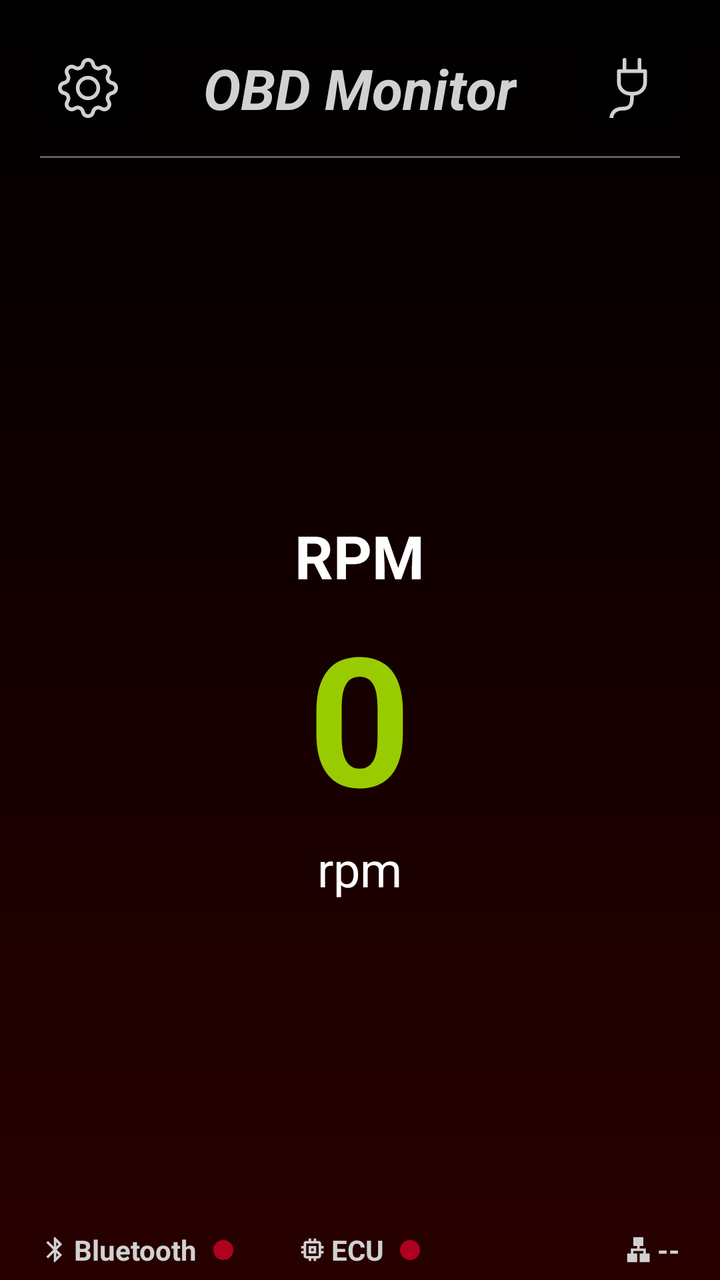
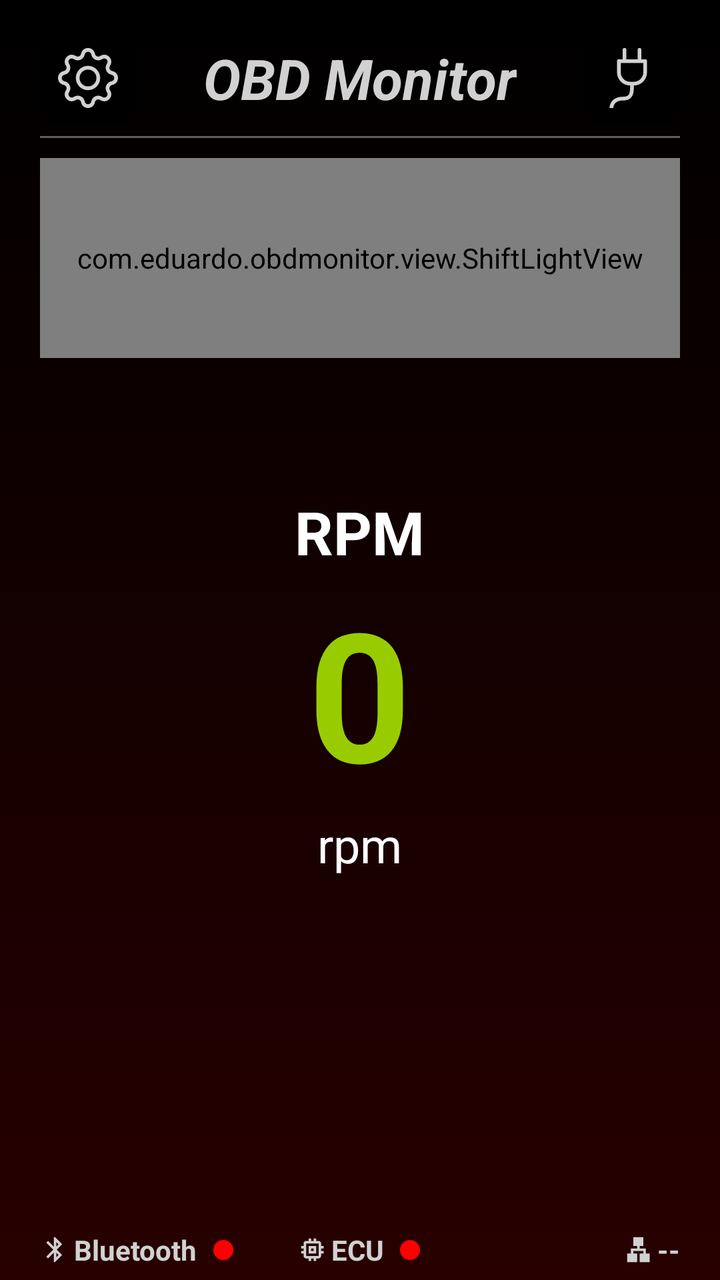

Two renders of the same Android screen: before a commit and after it. Below are the layout's source before the change and the commit's diff.
<!-- AndroidManifest.xml: application theme Theme.OBDMonitor -->
<!-- res/layout/activity_dashboard.xml -->
<?xml version="1.0" encoding="utf-8"?>
<androidx.core.widget.NestedScrollView xmlns:android="http://schemas.android.com/apk/res/android"
    xmlns:app="http://schemas.android.com/apk/res-auto"
    xmlns:tools="http://schemas.android.com/tools"
    android:layout_width="match_parent"
    android:layout_height="match_parent"
    android:fillViewport="true">

    <androidx.constraintlayout.widget.ConstraintLayout
        android:id="@+id/main"
        android:layout_width="match_parent"
        android:layout_height="match_parent"
        android:background="@drawable/background"
        tools:context=".ui.DashboardActivity">

        <androidx.constraintlayout.widget.ConstraintLayout
            android:id="@+id/containerHeader"
            android:layout_width="match_parent"
            android:layout_height="wrap_content"
            android:layout_margin="20dp"
            android:gravity="center_vertical"
            android:orientation="horizontal"
            app:layout_constraintEnd_toEndOf="parent"
            app:layout_constraintStart_toStartOf="parent"
            app:layout_constraintTop_toTopOf="parent">

            <androidx.appcompat.widget.AppCompatImageButton
                android:id="@+id/btnSettings"
                style="@style/SettingsButtonComponent"
                app:layout_constraintBottom_toBottomOf="parent"
                app:layout_constraintStart_toStartOf="parent"
                app:layout_constraintTop_toTopOf="parent" />

            <TextView
                android:id="@+id/txtTitle"
                android:layout_width="wrap_content"
                android:layout_height="wrap_content"
                android:text="@string/obd_monitor"
                android:textColor="?attr/colorOnPrimary"
                android:textSize="28sp"
                android:textStyle="bold|italic"
                app:layout_constraintBottom_toBottomOf="parent"
                app:layout_constraintEnd_toEndOf="parent"
                app:layout_constraintStart_toStartOf="parent"
                app:layout_constraintTop_toTopOf="parent" />

            <androidx.appcompat.widget.AppCompatImageButton
                android:id="@+id/btnConnect"
                style="@style/ConnectButtonComponent"
                app:layout_constraintBottom_toBottomOf="parent"
                app:layout_constraintEnd_toEndOf="parent"
                app:layout_constraintTop_toTopOf="parent" />
        </androidx.constraintlayout.widget.ConstraintLayout>

        <View
            android:layout_width="0dp"
            android:layout_height="1dp"
            android:layout_marginStart="20dp"
            android:layout_marginTop="10dp"
            android:layout_marginEnd="20dp"
            android:background="@drawable/divider"
            app:layout_constraintEnd_toEndOf="parent"
            app:layout_constraintStart_toStartOf="parent"
            app:layout_constraintTop_toBottomOf="@id/containerHeader" />

        <FrameLayout
            android:id="@+id/containerDashboard"
            android:layout_width="0dp"
            android:layout_height="0dp"
            android:layout_margin="20dp"
            app:layout_constraintBottom_toBottomOf="parent"
            app:layout_constraintEnd_toEndOf="parent"
            app:layout_constraintStart_toStartOf="parent"
            app:layout_constraintTop_toBottomOf="@id/containerHeader">

            <LinearLayout
                android:layout_width="match_parent"
                android:layout_height="match_parent"
                android:gravity="center"
                android:orientation="vertical">

                <TextView
                    android:id="@+id/txtRpmLabel"
                    android:layout_width="wrap_content"
                    android:layout_height="wrap_content"
                    android:text="RPM"
                    android:textColor="@android:color/white"
                    android:textSize="30sp"
                    android:textStyle="bold" />

                <TextView
                    android:id="@+id/txtRpm"
                    android:layout_width="wrap_content"
                    android:layout_height="wrap_content"
                    android:text="0"
                    android:textColor="@android:color/holo_green_light"
                    android:textSize="90sp"
                    android:textStyle="bold" />

                <TextView
                    android:id="@+id/txtRpmUnit"
                    android:layout_width="wrap_content"
                    android:layout_height="wrap_content"
                    android:text="rpm"
                    android:textColor="@android:color/white"
                    android:textSize="24sp" />

            </LinearLayout>
        </FrameLayout>

        <LinearLayout
            android:id="@+id/containerStatus"
            android:layout_width="0dp"
            android:layout_height="20dp"
            android:layout_marginStart="20dp"
            android:layout_marginEnd="20dp"
            android:layout_marginBottom="5dp"
            android:gravity="center_vertical"
            android:orientation="horizontal"
            app:layout_constraintBottom_toBottomOf="parent"
            app:layout_constraintEnd_toEndOf="parent"
            app:layout_constraintStart_toStartOf="parent">

            <ImageView
                android:id="@+id/imgBluetooth"
                android:layout_width="15dp"
                android:layout_height="15dp"
                android:contentDescription="@null"
                android:src="@drawable/ic_bluetooth" />

            <TextView
                android:id="@+id/txtBluetooth"
                android:layout_width="wrap_content"
                android:layout_height="wrap_content"
                android:layout_marginStart="2dp"
                android:text="@string/bluetooth"
                android:textColor="?attr/colorOnPrimary"
                android:textStyle="bold" />

            <View
                android:id="@+id/viewBluetooth"
                android:layout_width="10dp"
                android:layout_height="10dp"
                android:layout_marginStart="8dp"
                android:background="@drawable/status_off" />

            <Space
                android:layout_width="32dp"
                android:layout_height="1dp" />

            <ImageView
                android:id="@+id/imgMemory"
                android:layout_width="15dp"
                android:layout_height="15dp"
                android:contentDescription="@null"
                android:src="@drawable/ic_memory" />

            <TextView
                android:id="@+id/txtEcu"
                android:layout_width="wrap_content"
                android:layout_height="wrap_content"
                android:layout_marginStart="2dp"
                android:text="@string/ecu"
                android:textColor="?attr/colorOnPrimary"
                android:textStyle="bold" />

            <View
                android:id="@+id/viewEcu"
                android:layout_width="10dp"
                android:layout_height="10dp"
                android:layout_marginStart="8dp"
                android:background="@drawable/status_off" />

            <Space
                android:layout_width="32dp"
                android:layout_height="1dp" />

            <LinearLayout
                android:layout_width="0dp"
                android:layout_height="wrap_content"
                android:layout_weight="1"
                android:gravity="end|center_vertical"
                android:orientation="horizontal"
                tools:ignore="UseCompoundDrawables">

                <ImageView
                    android:id="@+id/imgLan"
                    android:layout_width="15dp"
                    android:layout_height="15dp"
                    android:contentDescription="@null"
                    android:src="@drawable/ic_lan" />

                <TextView
                    android:id="@+id/txtProtocol"
                    android:layout_width="wrap_content"
                    android:layout_height="wrap_content"
                    android:layout_marginStart="2dp"
                    android:text="@string/__"
                    android:textColor="?attr/colorOnPrimary"
                    android:textStyle="bold" />

            </LinearLayout>
        </LinearLayout>
    </androidx.constraintlayout.widget.ConstraintLayout>
</androidx.core.widget.NestedScrollView>
<!-- resources referenced by this layout -->
<resources>
  <!-- drawable background (drawable) -->
  <?xml version="1.0" encoding="utf-8"?>
  <shape xmlns:android="http://schemas.android.com/apk/res/android">
      <gradient
          android:startColor="@color/dark_red"
          android:endColor="?attr/colorSurface"
          android:angle="90"/>
  </shape>
  <!-- drawable divider (drawable) -->
  <?xml version="1.0" encoding="utf-8"?>
  <shape xmlns:android="http://schemas.android.com/apk/res/android">
      <size android:height="1dp" />
      <solid android:color="?attr/colorPrimaryVariant" />
  </shape>
  <!-- drawable ic_lan (drawable) -->
  <vector xmlns:android="http://schemas.android.com/apk/res/android"
      android:width="30dp"
      android:height="30dp"
      android:viewportWidth="24"
      android:viewportHeight="24">
      <path
          android:fillColor="?attr/colorOnSurface"
          android:pathData="M13,22l8,0l0,-7l-3,0l0,-4l-5,0l0,-2l3,0l0,-7l-8,0l0,7l3,0l0,2l-5,0l0,4l-3,0l0,7l8,0l0,-7l-3,0l0,-2l8,0l0,2l-3,0z" />
  </vector>
  <!-- drawable status_off (drawable) -->
  <?xml version="1.0" encoding="utf-8"?>
  <shape xmlns:android="http://schemas.android.com/apk/res/android">
      <size
          android:width="10dp"
          android:height="10dp" />
      <corners android:radius="5dp" />
      <solid android:color="@color/status_off" />
  </shape>
  <string name="__">--</string>
  <string name="bluetooth">Bluetooth</string>
  <string name="ecu">ECU</string>
  <string name="obd_monitor">OBD Monitor</string>
  <style name="ConnectButtonComponent" parent="ButtonComponent">
          <item name="android:src">@drawable/ic_connect</item>
          <item name="android:contentDescription">@string/conectar</item>
      </style>
  <style name="SettingsButtonComponent" parent="ButtonComponent">
          <item name="android:src">@drawable/ic_settings</item>
          <item name="android:contentDescription">@string/configuracoes</item>
      </style>
  <style name="Theme.OBDMonitor" parent="Base.Theme.OBDMonitor" />
  <color name="dark_red">#280000</color>
  <color name="status_off">@color/red</color>
  <style name="ButtonComponent">
          <item name="android:layout_width">48dp</item>
          <item name="android:layout_height">48dp</item>
          <item name="android:background">@drawable/button</item>
      </style>
  <string name="conectar">Conectar</string>
  <string name="configuracoes">Configurações</string>
  <color name="red">#B00020</color>
  <!-- drawable button (drawable) -->
  <?xml version="1.0" encoding="utf-8"?>
  <ripple xmlns:android="http://schemas.android.com/apk/res/android"
      android:color="?attr/colorOnSurface">
      <item>
          <shape>
              <corners android:radius="10dp" />
              <solid android:color="?attr/colorSurface" />
          </shape>
      </item>
  </ripple>
  <color name="primary_light_mode">@color/black</color>
  <color name="primary_variant_light_mode">@color/grey</color>
  <color name="on_primary_light_mode">@color/light_grey</color>
  <color name="secondary_light_mode">@color/dark_red</color>
  <color name="secondary_variant_light_mode">@color/light_red</color>
  <color name="primary_container_light_mode">@color/white_transparency</color>
  <color name="secondary_container_light_mode">@color/red_transparency</color>
  <color name="surface_light_mode">@color/black</color>
  <color name="on_surface_light_mode">@color/light_grey</color>
  <color name="black">#000000</color>
  <color name="grey">#5F5F5F</color>
  <color name="light_grey">#D1D1D1</color>
  <color name="light_red">#8E343C</color>
  <color name="white_transparency">#1EFFFFFF</color>
  <color name="red_transparency">#80280000</color>
  <!-- unchanged entries left out for length: 5 -->
</resources>

<!-- the commit's change to res/layout/activity_dashboard.xml (unified diff, before → after) -->
@@ -17,7 +17,10 @@
             android:id="@+id/containerHeader"
             android:layout_width="match_parent"
             android:layout_height="wrap_content"
-            android:layout_margin="20dp"
+            android:layout_marginStart="20dp"
+            android:layout_marginTop="15dp"
+            android:layout_marginEnd="20dp"
+            android:layout_marginBottom="15dp"
             android:gravity="center_vertical"
             android:orientation="horizontal"
             app:layout_constraintEnd_toEndOf="parent"
@@ -40,8 +43,8 @@
                 android:textSize="28sp"
                 android:textStyle="bold|italic"
                 app:layout_constraintBottom_toBottomOf="parent"
-                app:layout_constraintEnd_toEndOf="parent"
-                app:layout_constraintStart_toStartOf="parent"
+                app:layout_constraintEnd_toStartOf="@+id/btnConnect"
+                app:layout_constraintStart_toEndOf="@+id/btnSettings"
                 app:layout_constraintTop_toTopOf="parent" />
 
             <androidx.appcompat.widget.AppCompatImageButton
@@ -53,10 +56,11 @@
         </androidx.constraintlayout.widget.ConstraintLayout>
 
         <View
+            android:id="@+id/separator"
             android:layout_width="0dp"
             android:layout_height="1dp"
             android:layout_marginStart="20dp"
-            android:layout_marginTop="10dp"
+            android:layout_marginTop="5dp"
             android:layout_marginEnd="20dp"
             android:background="@drawable/divider"
             app:layout_constraintEnd_toEndOf="parent"
@@ -67,11 +71,19 @@
             android:id="@+id/containerDashboard"
             android:layout_width="0dp"
             android:layout_height="0dp"
-            android:layout_margin="20dp"
-            app:layout_constraintBottom_toBottomOf="parent"
+            android:layout_marginStart="20dp"
+            android:layout_marginEnd="20dp"
+            app:layout_constraintBottom_toTopOf="@+id/containerStatus"
             app:layout_constraintEnd_toEndOf="parent"
             app:layout_constraintStart_toStartOf="parent"
-            app:layout_constraintTop_toBottomOf="@id/containerHeader">
+            app:layout_constraintTop_toBottomOf="@+id/separator">
+
+            <com.eduardo.obdmonitor.view.ShiftLightView
+                android:id="@+id/shiftLight"
+                android:layout_width="match_parent"
+                android:layout_marginTop="10dp"
+                android:layout_height="100dp"
+                android:layout_marginBottom="20dp" />
 
             <LinearLayout
                 android:layout_width="match_parent"
<!-- resource entries referenced after the edit -->
@@ -47,7 +47,7 @@
       </style>
   <style name="Theme.OBDMonitor" parent="Base.Theme.OBDMonitor" />
   <color name="dark_red">#280000</color>
-  <color name="status_off">@color/red</color>
+  <color name="status_off">@color/led_red</color>
   <style name="ButtonComponent">
           <item name="android:layout_width">48dp</item>
           <item name="android:layout_height">48dp</item>
@@ -55,7 +55,7 @@
       </style>
   <string name="conectar">Conectar</string>
   <string name="configuracoes">Configurações</string>
-  <color name="red">#B00020</color>
+  <color name="led_red">#FF0000</color>
   <!-- drawable button (drawable) -->
   <?xml version="1.0" encoding="utf-8"?>
   <ripple xmlns:android="http://schemas.android.com/apk/res/android"
